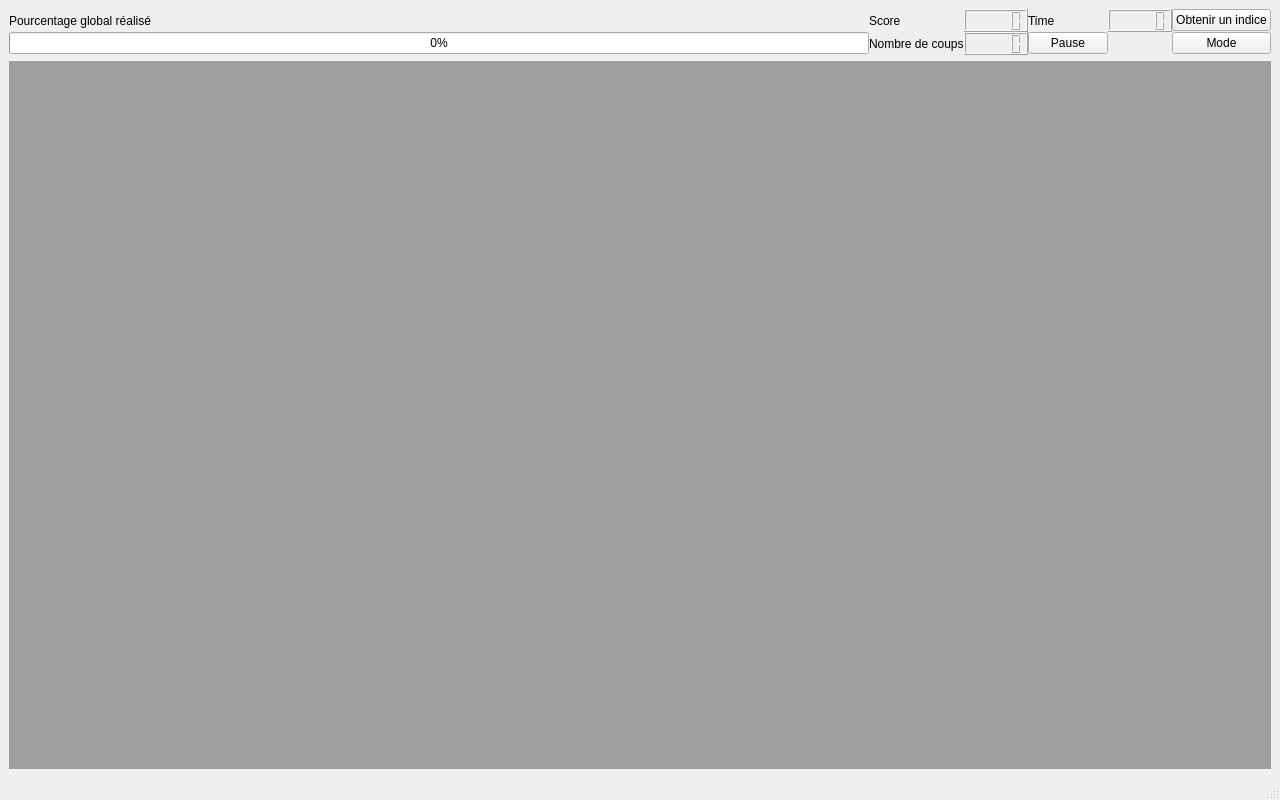
SNOTRAProject/snotra, file SNOTRA/Game.ui: the form before one commit.
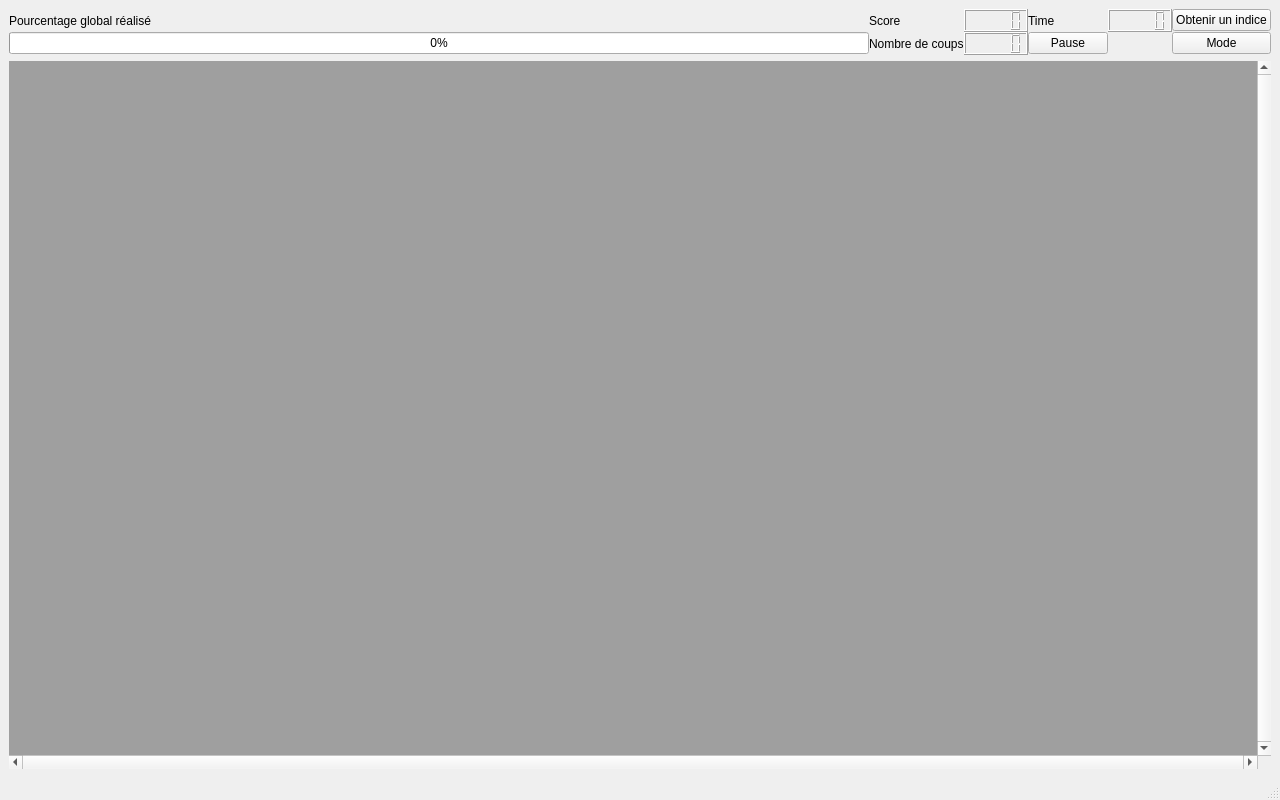
The form after the commit. Icons and pictures are not drawn.

What changed in the file:
```diff
--- a/SNOTRA/Game.ui
+++ b/SNOTRA/Game.ui
@@ -97,6 +97,12 @@
         <property name="autoFillBackground">
          <bool>true</bool>
         </property>
+        <property name="verticalScrollBarPolicy">
+         <enum>Qt::ScrollBarAlwaysOn</enum>
+        </property>
+        <property name="horizontalScrollBarPolicy">
+         <enum>Qt::ScrollBarAlwaysOn</enum>
+        </property>
         <widget class="QWidget" name="toolBox">
          <property name="minimumSize">
           <size>
```
Left out of the diff: 239 changed lines with no effect on the pictures.
